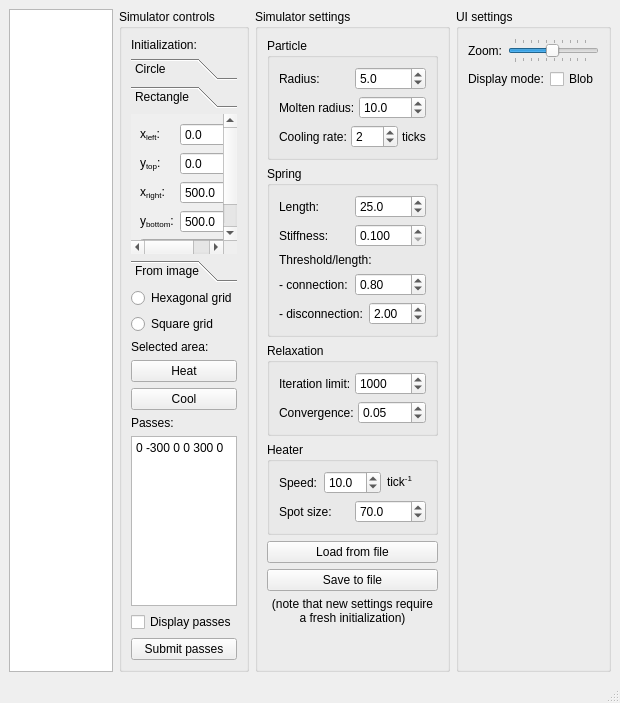
Above: simulator/ui/mainwindow.ui from dantrag/spring_simulator before the change. Below: the same form after it.
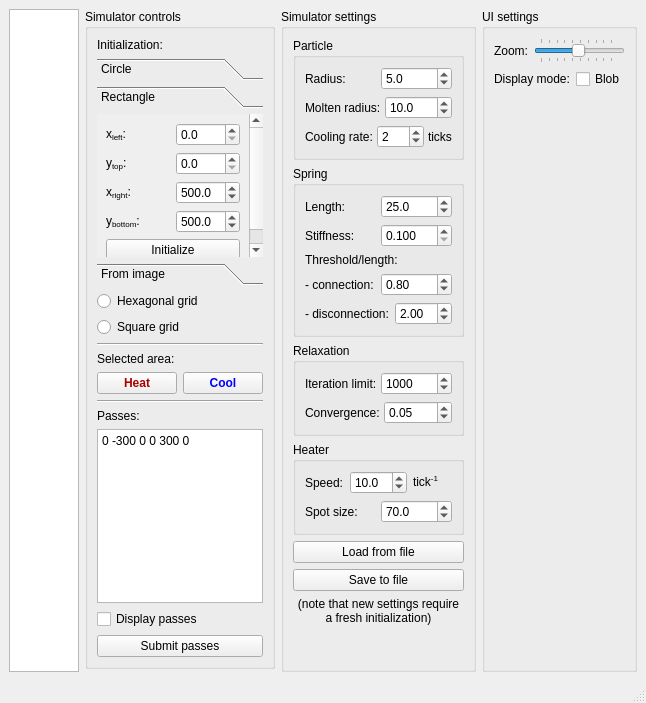
That is the form after the change. The open tabs and pages were chosen to show the change.

Patch:
```diff
--- a/simulator/ui/mainwindow.ui
+++ b/simulator/ui/mainwindow.ui
@@ -133,8 +133,8 @@
             <property name="geometry">
              <rect>
               <x>0</x>
-              <y>-102</y>
-              <width>117</width>
+              <y>0</y>
+              <width>142</width>
               <height>170</height>
              </rect>
             </property>
@@ -288,6 +288,13 @@
            </attribute>
           </widget>
          </item>
+         <item>
+          <widget class="Line" name="static43">
+           <property name="orientation">
+            <enum>Qt::Horizontal</enum>
+           </property>
+          </widget>
+         </item>
          <item>
           <widget class="QLabel" name="static15">
            <property name="text">
@@ -296,16 +303,113 @@
           </widget>
          </item>
          <item>
-          <widget class="QPushButton" name="heat_button">
-           <property name="text">
-            <string>Heat</string>
-           </property>
-          </widget>
+          <layout class="QHBoxLayout" name="layout33">
+           <item>
+            <widget class="QPushButton" name="heat_button">
+             <property name="palette">
+              <palette>
+               <active>
+                <colorrole role="ButtonText">
+                 <brush brushstyle="SolidPattern">
+                  <color alpha="255">
+                   <red>170</red>
+                   <green>0</green>
+                   <blue>0</blue>
+                  </color>
+                 </brush>
+                </colorrole>
+               </active>
+               <inactive>
+                <colorrole role="ButtonText">
+                 <brush brushstyle="SolidPattern">
+                  <color alpha="255">
+                   <red>170</red>
+                   <green>0</green>
+                   <blue>0</blue>
+                  </color>
+                 </brush>
+                </colorrole>
+               </inactive>
+               <disabled>
+                <colorrole role="ButtonText">
+                 <brush brushstyle="SolidPattern">
+                  <color alpha="255">
+                   <red>120</red>
+                   <green>120</green>
+                   <blue>120</blue>
+                  </color>
+                 </brush>
+                </colorrole>
+               </disabled>
+              </palette>
+             </property>
+             <property name="font">
+              <font>
+               <weight>75</weight>
+               <bold>true</bold>
+              </font>
+             </property>
+             <property name="text">
+              <string>Heat</string>
+             </property>
+            </widget>
+           </item>
+           <item>
+            <widget class="QPushButton" name="cool_button">
+             <property name="palette">
+              <palette>
+               <active>
+                <colorrole role="ButtonText">
+                 <brush brushstyle="SolidPattern">
+                  <color alpha="255">
+                   <red>0</red>
+                   <green>0</green>
+                   <blue>255</blue>
+                  </color>
+                 </brush>
+                </colorrole>
+               </active>
+               <inactive>
+                <colorrole role="ButtonText">
+                 <brush brushstyle="SolidPattern">
+                  <color alpha="255">
+                   <red>0</red>
+                   <green>0</green>
+                   <blue>255</blue>
+                  </color>
+                 </brush>
+                </colorrole>
+               </inactive>
+               <disabled>
+                <colorrole role="ButtonText">
+                 <brush brushstyle="SolidPattern">
+                  <color alpha="255">
+                   <red>120</red>
+                   <green>120</green>
+                   <blue>120</blue>
+                  </color>
+                 </brush>
+                </colorrole>
+               </disabled>
+              </palette>
+             </property>
+             <property name="font">
+              <font>
+               <weight>75</weight>
+               <bold>true</bold>
+              </font>
+             </property>
+             <property name="text">
+              <string>Cool</string>
+             </property>
+            </widget>
+           </item>
+          </layout>
          </item>
          <item>
-          <widget class="QPushButton" name="cool_button">
-           <property name="text">
-            <string>Cool</string>
+          <widget class="Line" name="static44">
+           <property name="orientation">
+            <enum>Qt::Horizontal</enum>
            </property>
           </widget>
          </item>
```
Left out of the diff: 4 changed lines with no effect on the pictures.
